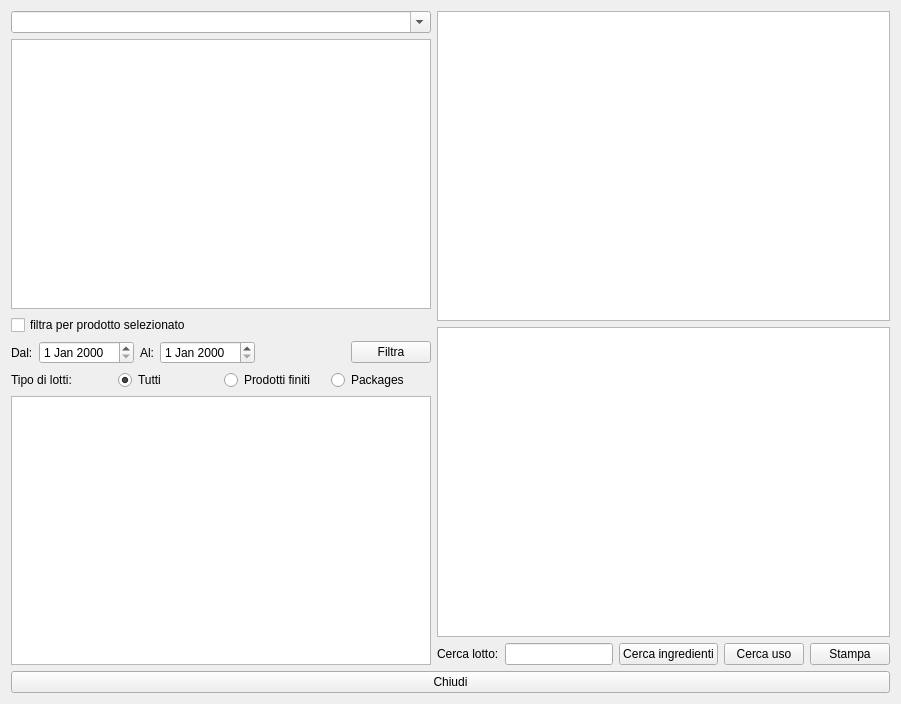
First picture: the form in hanalisi.ui, repository fblabs/hamlet-mod-sancon, before the edit.
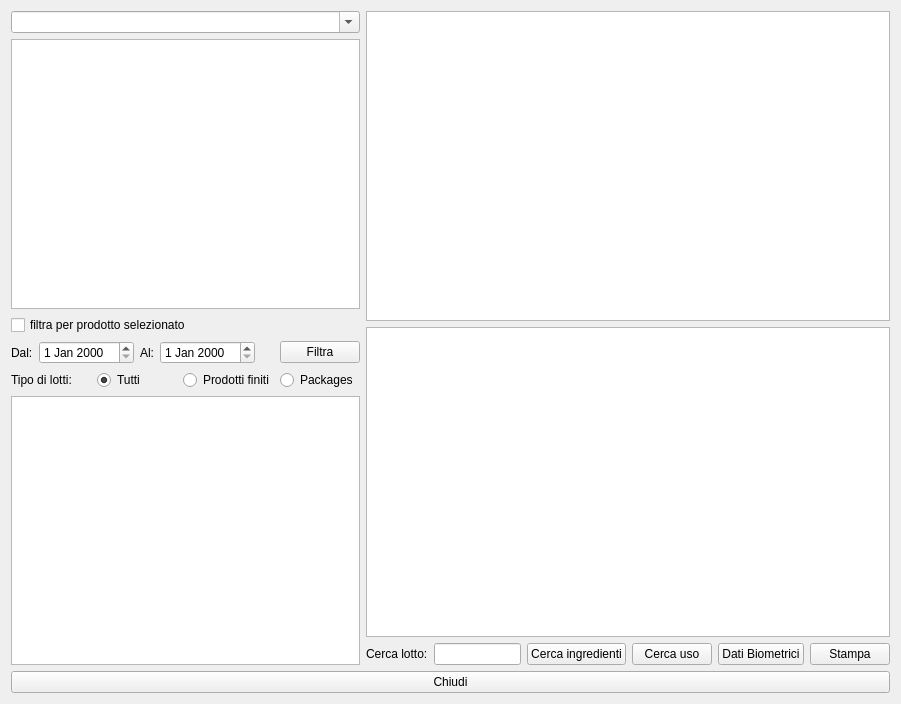
Second picture: the form after the edit. Icons and pictures are not drawn.

Diff of the .ui file:
```diff
--- a/hanalisi.ui
+++ b/hanalisi.ui
@@ -275,6 +275,17 @@
              </property>
             </widget>
            </item>
+           <item>
+            <widget class="QPushButton" name="pbBioData">
+             <property name="text">
+              <string>Dati Biometrici</string>
+             </property>
+             <property name="icon">
+              <iconset resource="icons.qrc">
+               <normaloff>:/Resources/Bar-chart64.png</normaloff>:/Resources/Bar-chart64.png</iconset>
+             </property>
+            </widget>
+           </item>
            <item>
             <widget class="QPushButton" name="pbPrint">
              <property name="text">
```
